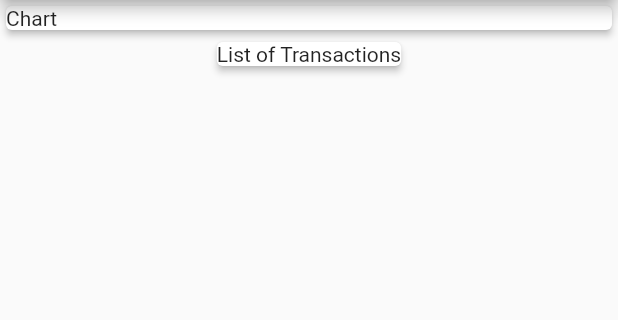
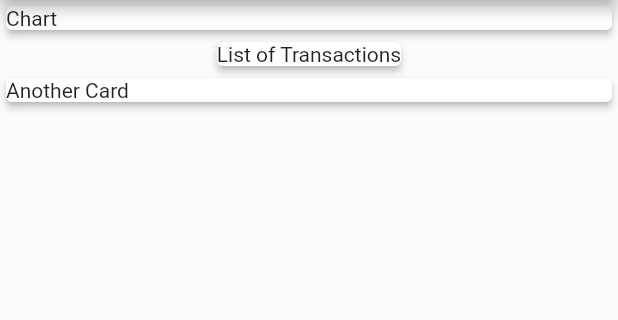
Before and after one commit to Carlxiso/Personnel-Costs, a Flutter app: the screen it shows after launch, on a phone screen of 412 x 824 dp, the part 84-404 px from its top. Run offline on Flutter 3.47's test engine with Material 2 defaults, Android fonts, the phone set to English and light mode, and no system bars.

Commit message:
Components Cards Chart and Transactions

```diff
--- a/lib/main.dart
+++ b/lib/main.dart
@@ -38,6 +38,13 @@ class MyHomePage extends StatelessWidget {
             child: Text('List of Transactions'),
             elevation: 2,
           ),
+          Container(
+            width: double.infinity,
+            child: const Card(
+              child: Text('Another Card'),
+              elevation: 2,
+            ),
+          ),
         ],
       ),
     );
```
